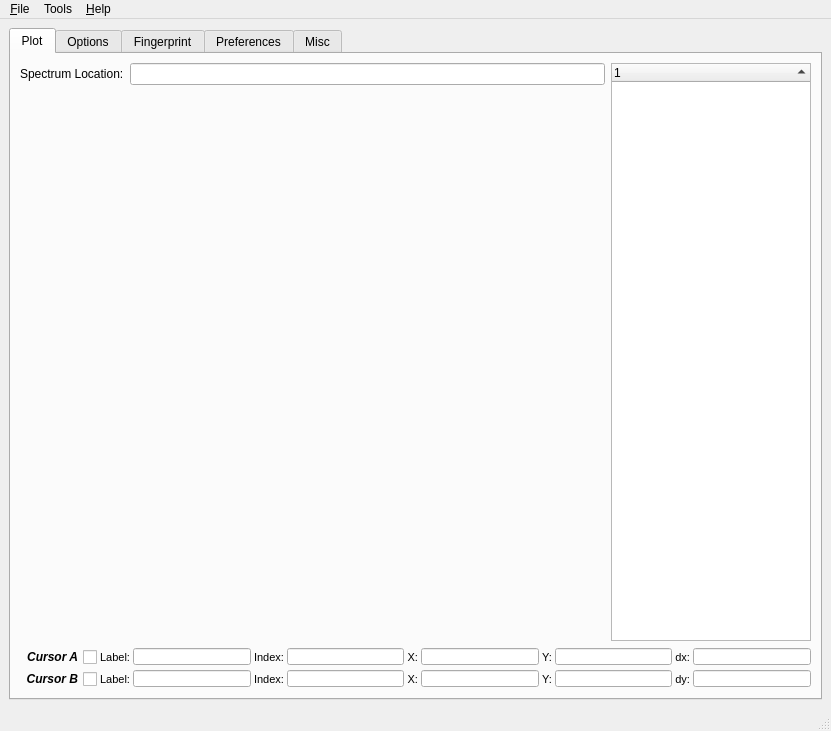
This is SimpleView/main.ui in mfitzp/toolz as Qt 5 draws it before an edit. The edited form follows.
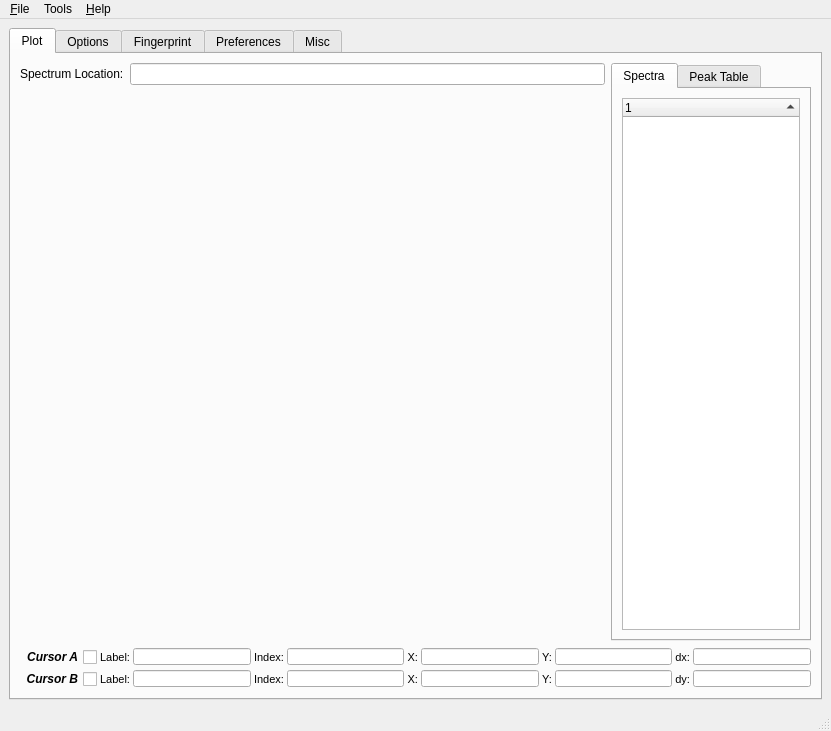
This is the edited form. Icons and pictures are not drawn. Custom widgets are drawn as their Qt base class.

```diff
--- a/SimpleView/main.ui
+++ b/SimpleView/main.ui
@@ -26,9 +26,9 @@
        <attribute name="title" >
         <string>Plot</string>
        </attribute>
-       <layout class="QGridLayout" >
+       <layout class="QGridLayout" name="gridLayout_3" >
         <item row="0" column="0" >
-         <layout class="QHBoxLayout" >
+         <layout class="QHBoxLayout" name="horizontalLayout" >
           <item>
            <layout class="QVBoxLayout" >
             <item>
@@ -55,6 +55,28 @@
            </layout>
           </item>
           <item>
+           <widget class="QTabWidget" name="tabWidget_2" >
+            <property name="sizePolicy" >
+             <sizepolicy vsizetype="Expanding" hsizetype="Minimum" >
+              <horstretch>0</horstretch>
+              <verstretch>0</verstretch>
+             </sizepolicy>
+            </property>
+            <property name="maximumSize" >
+             <size>
+              <width>200</width>
+              <height>16777215</height>
+             </size>
+            </property>
+            <property name="currentIndex" >
+             <number>0</number>
+            </property>
+            <widget class="QWidget" name="tab_4" >
+             <attribute name="title" >
+              <string>Spectra</string>
+             </attribute>
+             <layout class="QGridLayout" name="gridLayout_2" >
+              <item row="0" column="0" >
            <widget class="QTreeWidget" name="groupTreeWidget" >
             <property name="maximumSize" >
              <size>
@@ -79,6 +101,20 @@
               <string>1</string>
              </property>
             </column>
+               </widget>
+              </item>
+             </layout>
+            </widget>
+            <widget class="QWidget" name="tab_5" >
+             <attribute name="title" >
+              <string>Peak Table</string>
+             </attribute>
+             <layout class="QGridLayout" name="gridLayout" >
+              <item row="0" column="0" >
+               <widget class="CustomTable" name="tabPeakTable" />
+              </item>
+             </layout>
+            </widget>
            </widget>
           </item>
          </layout>
```
Left out of the diff: 55 changed lines with no effect on the pictures. Lines whose indentation alone changed are shown as unchanged.
